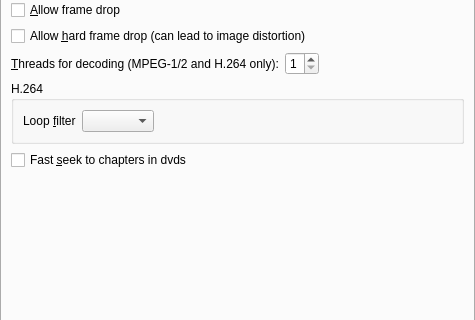
Before: the Qt Designer form src/prefperformance.ui in rossy/SMPlayer2, drawn with Qt 5; both pictures show x 0 to 475 and y 124 to 444 of the 475 by 591 pixel window.
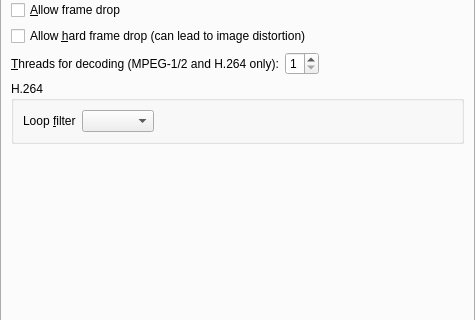
After: the same form once the commit is applied.

Diff of the .ui file:
```diff
--- a/src/prefperformance.ui
+++ b/src/prefperformance.ui
@@ -236,13 +236,6 @@
          </layout>
         </widget>
        </item>
-       <item>
-        <widget class="QCheckBox" name="fast_chapter_check">
-         <property name="text">
-          <string>Fast &amp;seek to chapters in dvds</string>
-         </property>
-        </widget>
-       </item>
        <item>
         <spacer>
          <property name="orientation">
```
Left out of the diff: 1 changed line with no effect on the pictures.
